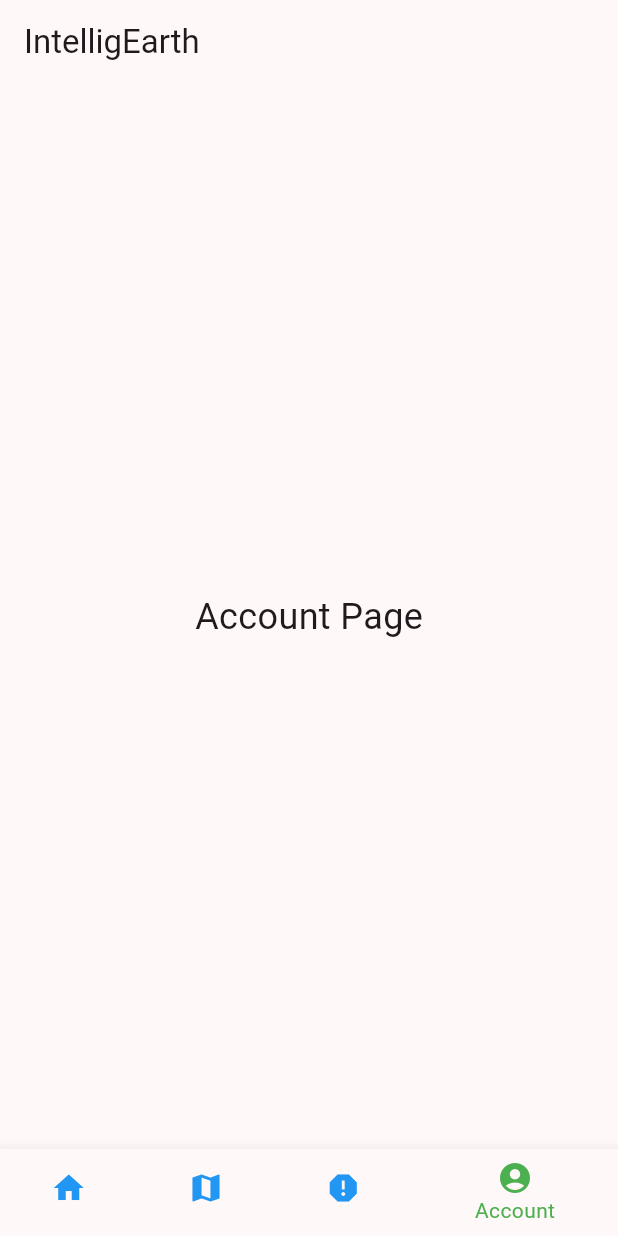
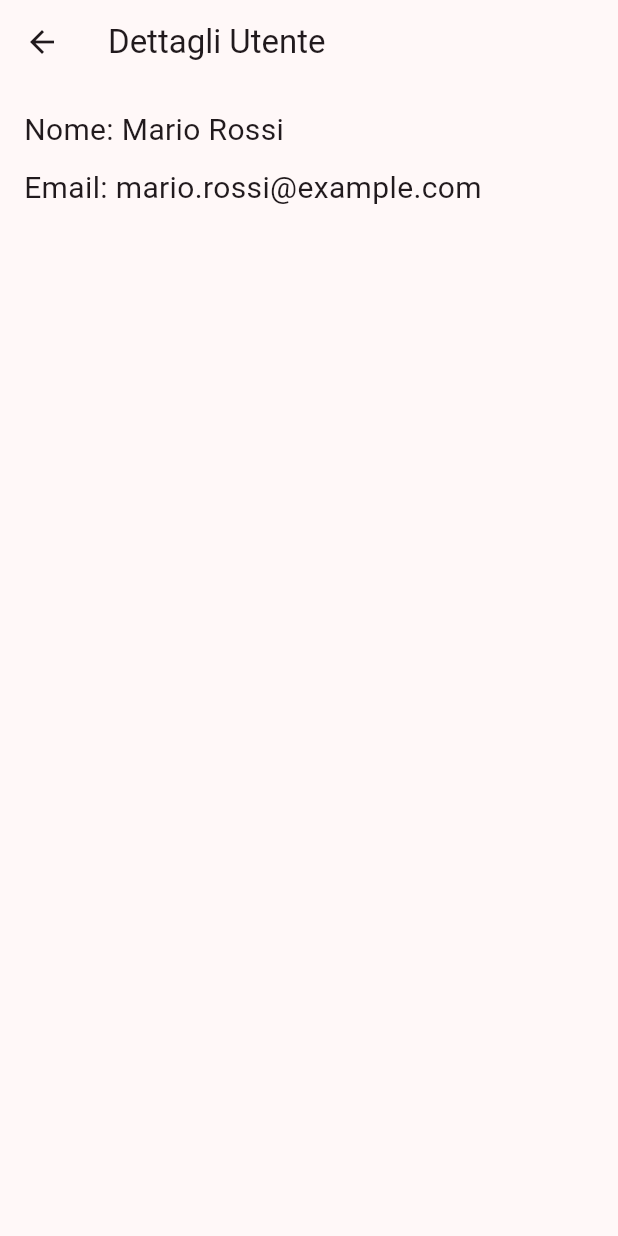
Before and after one commit to MaryRinaldi/intelligearth_mobile_app, a Flutter app: the screen it shows after launch, item 4 of the bottom bar chosen, on a phone screen of 412 x 824 dp. Run offline on Flutter 3.47's test engine with Material 3 defaults, Android fonts, the phone set to English and light mode, and no system bars.

Commit message:
user functionality initialize

```diff
--- a/lib/models/account_model.dart
+++ b/lib/models/account_model.dart
@@ -0,0 +1,14 @@
+import 'package:intelligearth_mobile/models/user_model.dart';
+import 'package:collection/collection.dart';
+class AccountModel {
+  // Simula un database di utenti
+  final List<User> _users = [];
+
+  void register(User user) {
+    _users.add(user); // Aggiungi l'utente al "database"
+  }
+
+ User? login(String email) {
+  return _users.firstWhereOrNull((user) => user.email == email);
+}
+}
--- a/lib/screens/home_screen.dart
+++ b/lib/screens/home_screen.dart
@@ -1,7 +1,8 @@
 import 'package:flutter/material.dart';
-// import 'package:intelligearth_mobile/models/account_model.dart';
+import 'package:intelligearth_mobile/screens/user_page.dart';
+import 'package:intelligearth_mobile/models/user_model.dart';
+//import 'package:intelligearth_mobile/models/account_model.dart';
 // import 'package:intelligearth_mobile/models/report_model.dart';
-// import 'package:intelligearth_mobile/models/user_model.dart';
 // import 'package:intelligearth_mobile/screens/map_page.dart';
 // import 'package:intelligearth_mobile/screens/report_screen.dart';
 
@@ -15,6 +16,14 @@ class HomeScreenState extends State<HomeScreen> {
   // Indice della pagina selezionata
   int _selectedIndex = 0;
 
+  // Creazione dell'oggetto User
+  User currentUser = User(
+    id: '1',
+    name: 'Mario Rossi',
+    email: 'mario.rossi@example.com',
+    avatarUrl: '',  // Aggiungi un URL dell'avatar
+    role: '',  // Aggiungi un ruolo utente o admin
+  );
   // Lista di pagine che vuoi mostrare
   static const List<Widget> _pages = <Widget>[
     Center(
@@ -43,7 +52,16 @@ class HomeScreenState extends State<HomeScreen> {
     setState(() {
       _selectedIndex = index;
     });
+    // Navigazione alla pagina dell'account
+  if (index == 3) { // Indice della pagina Account
+    Navigator.push(
+      context,
+      MaterialPageRoute(
+        builder: (context) => UserPage(user: currentUser),
+      ),
+    );
   }
+}
 
   @override
   Widget build(BuildContext context) {
--- /dev/null
+++ b/lib/screens/user_page.dart
@@ -0,0 +1,30 @@
+import 'package:flutter/material.dart';
+import 'package:intelligearth_mobile/models/user_model.dart';
+
+class UserPage extends StatelessWidget {
+  final User user;
+
+  const UserPage({super.key, required this.user});
+
+
+  @override
+  Widget build(BuildContext context) {
+    return Scaffold(
+      appBar: AppBar(
+        title: const Text('Dettagli Utente'),
+      ),
+      body: Padding(
+        padding: const EdgeInsets.all(16.0),
+        child: Column(
+          crossAxisAlignment: CrossAxisAlignment.start,
+          children: [
+            Text('Nome: ${user.name}', style: const TextStyle(fontSize: 20)),
+            const SizedBox(height: 10),
+            Text('Email: ${user.email}', style: const TextStyle(fontSize: 20)),
+            // Aggiungi ulteriori dettagli utente qui
+          ],
+        ),
+      ),
+    );
+  }
+}
--- a/pubspec.yaml
+++ b/pubspec.yaml
@@ -31,6 +31,7 @@ dependencies:
   flutter:
     sdk: flutter
   http: ^0.13.3
+  collection: ^1.15.0
 
 
   # The following adds the Cupertino Icons font to your application.
```
Also changed, not shown: pubspec.lock.
